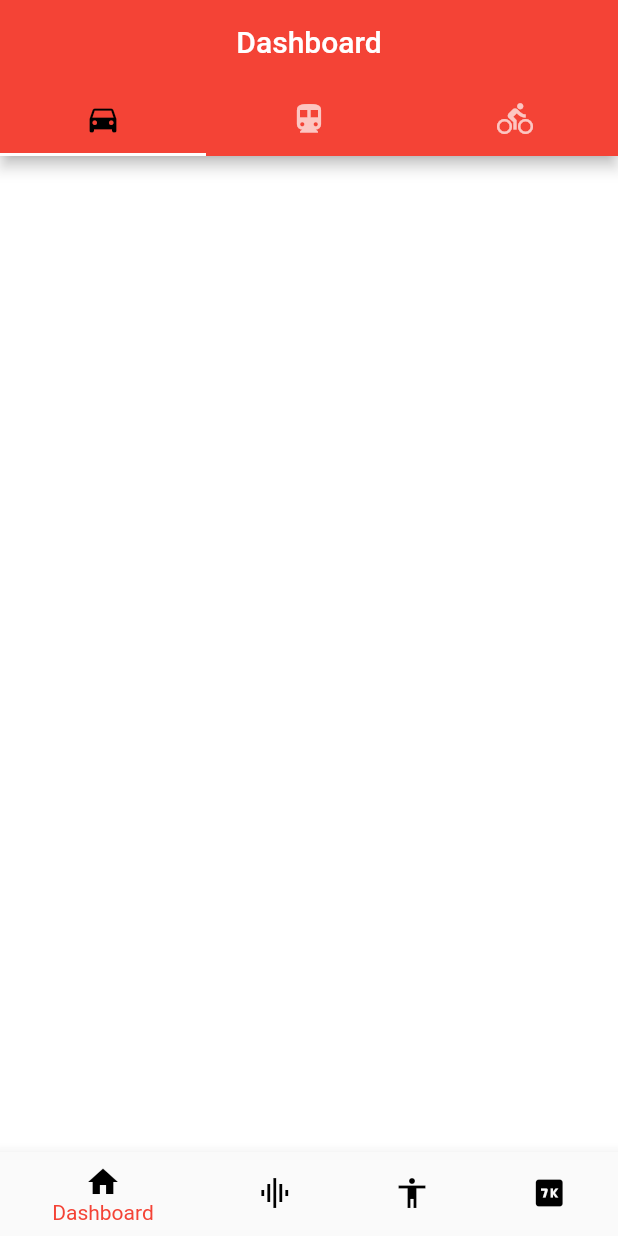
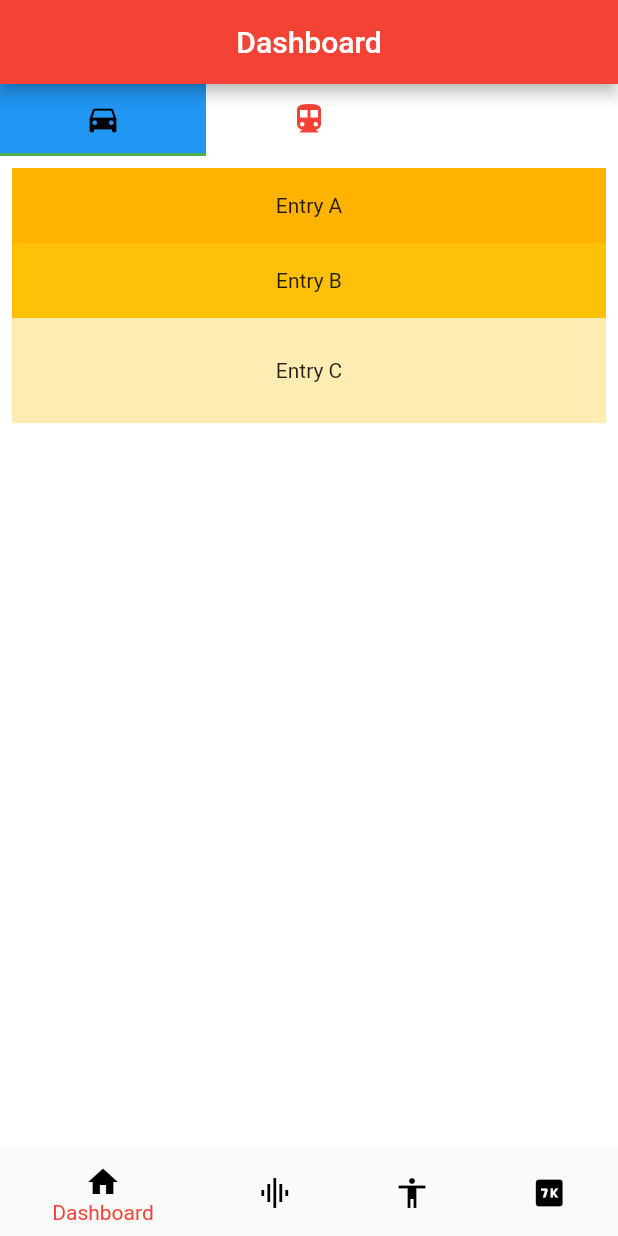
Before and after one commit to M-To-codding/tabbar_controller, a Flutter app: the screen it shows after launch, on a phone screen of 412 x 824 dp. Run offline on Flutter 3.47's test engine with Material 2 defaults, Android fonts, the phone set to English and light mode, and no system bars.

Commit message:
ListView + white background

```diff
--- a/lib/main.dart
+++ b/lib/main.dart
@@ -5,7 +5,10 @@ void main() => runApp(MyApp());
 
 /// This is the main application widget.
 class MyApp extends StatelessWidget {
+
+
   static const String _title = 'Flutter Code Sample';
+
 
   @override
   Widget build(BuildContext context) {
@@ -46,11 +49,10 @@ class MyStatelessWidget extends StatelessWidget {
 
         return MaterialApp(
           theme: ThemeData(
-            backgroundColor: Colors.white,
-            cardColor: Colors.white,
-            buttonColor: Colors.white,
-            bottomAppBarColor: Colors.black,
-
+            backgroundColor: Colors.green,
+            // cardColor: Colors.white,
+            // buttonColor: Colors.white,
+            // bottomAppBarColor: Colors.black,
             // brightness: Brightness.dark,
             //primaryColor: Colors.pink[200],
             //Changing this will change the color of the TabBar - ПІДПИСАНО
@@ -60,19 +62,56 @@ class MyStatelessWidget extends StatelessWidget {
             length: 3,
             child: Scaffold(
               backgroundColor: Colors.white,
+              appBar: AppBar(
+                title: Text(
+                  'Dashboard',
+                  textAlign: TextAlign.center,
+                ),
+                centerTitle: true,
+                backgroundColor: Colors.red,
+              ),
+              body:
+          //     ListView(
+          //       children: events
+          //           .map((e))=>Text(
+          //         e,
+          //       style:TextStyle(fontSize:100),
+          //     ))
+          //     .toList(),
+          //
+          // )
+          // )
+          //     )
 
-              appBar: AppBar(
-                bottom: TabBar(
-                  indicatorColor: Colors.white,
+
+              Container(
+
+                  child: Column(
+
+
+                children: [
+                  TabBar(
+                    indicatorColor: Colors.green,
+                    labelPadding: EdgeInsets.all(0),
                     tabs: [
                       Tab(
-                        icon: Icon(
+                        child: Container(
+                          color: Colors.blue,
+                          child: Align(
+                            alignment: Alignment.center,
+                            child: Icon(
                               Icons.directions_car,
                               color: Colors.black,
-                    )
+                            ),
+                          ),
+                        ),
                         // title: Text('Dashboard'),
                       ),
-                    Tab(icon: Icon(Icons.directions_transit)),
+                      Tab(
+                          icon: Icon(
+                        Icons.directions_transit,
+                        color: Colors.red,
+                      )),
                       Tab(icon: Icon(Icons.directions_bike)
                           //   titile: const Text(
                           //   'Dashboard',
@@ -81,14 +120,36 @@ class MyStatelessWidget extends StatelessWidget {
                           ),
                     ],
                   ),
-                title: Text(
-                  'Dashboard',
-                  textAlign: TextAlign.center,
+                  // ListView(),
+
+                  SizedBox(//alt+enter
+
+                    height: MediaQuery.of(context).size.height * 0.75,
+                    child: ListView(
+                      padding: const EdgeInsets.all(8),
+                      children: <Widget>[
+                        Container(
+                          height: 50,
+                          color: Colors.amber[600],
+                          child: const Center(child: Text('Entry A')),
                         ),
-                centerTitle: true,
-                backgroundColor: Colors.red,
+                        Container(
+                          height: 50,
+                          color: Colors.amber[500],
+                          child: const Center(child: Text('Entry B')),
                         ),
-              body: ListView(),
+                        Container(
+                          height: 70,
+                          color: Colors.amber[100],
+                          child: const Center(child: Text('Entry C')),
+                        ),
+                      ],
+                    ),
+                  )
+
+                ],
+              )),
+
               //     final List<String> entries = <String>['A', 'B', 'C'];
               // final List<int> colorCodes = <int>[600, 500, 100];
 
```
Lines whose indentation alone changed are shown as unchanged.
